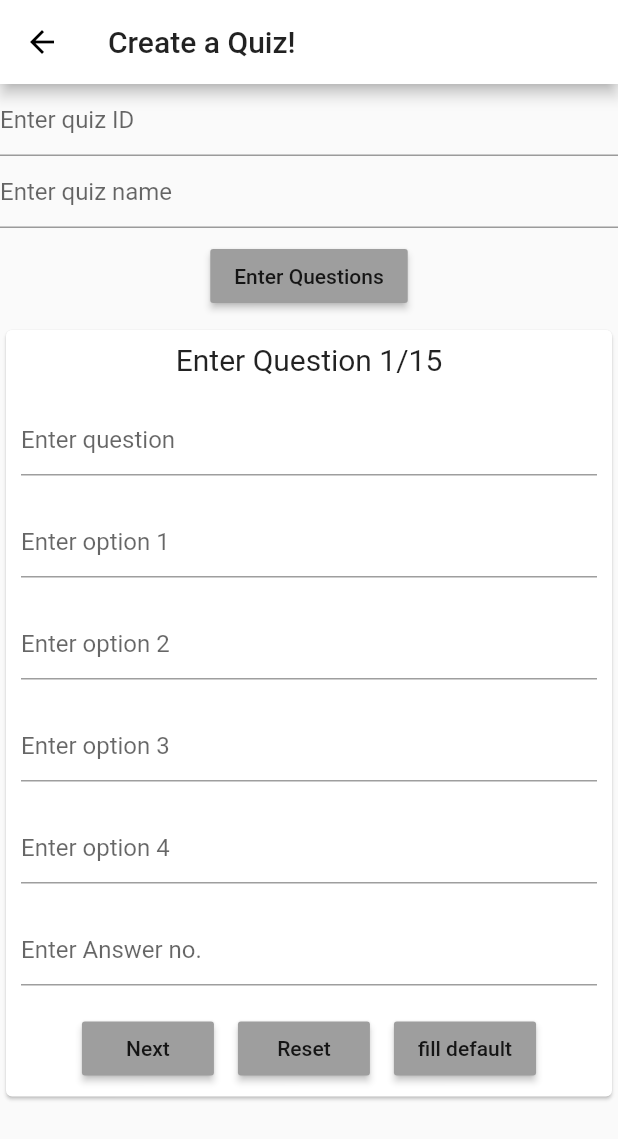
After one commit to garganmol111/GBL-Quiz, a Flutter app: the CreateQuizPage screen opened directly, after a tap on "Enter Questions", on a phone screen of 412 x 824 dp. The commit adds this screen. Shown: the top 1139 px of the screen. Run offline on Flutter 3.47's test engine with Material 2 defaults, Android fonts, the phone set to English and light mode, and no system bars.

Commit message:
changes on 05-04-19

```diff
--- a/lib/builddialog.dart
+++ b/lib/builddialog.dart
@@ -1,10 +1,14 @@
 import 'package:flutter/material.dart';
+import 'dart:convert';
+import 'jsonhandler.dart';
+import 'quizquestions.dart';
 
 class BuildDialog extends StatefulWidget {
-  BuildDialog({Key key, this.title, this.ID}) : super(key: key);
+  const BuildDialog({Key key, this.title, this.ID, this.quiz}) : super(key: key);
 
   final String title;
-  int ID;
+  final int ID;
+  final Quiz quiz;
 
   @override
   _BuildDialogState createState() => new _BuildDialogState();
@@ -12,6 +16,8 @@ class BuildDialog extends StatefulWidget {
 
 class _BuildDialogState extends State<BuildDialog>{
   int _radioValue = -1;
+
+  //JSONHandler jsonHandler = new JSONHandler();
 
   void _handleRadioValueChange(int value) {
     setState(() {
@@ -21,8 +27,14 @@ class _BuildDialogState extends State<BuildDialog>{
   @override
   Widget build(BuildContext context){
 
+    //Quiz quiz = jsonHandler.getData();
+
+    void checkAnswer() {
+      if(_radioValue == widget.quiz.questions[widget.ID].answer);
+    }
+
     return new SimpleDialog(
-      title: Text("Question"),
+      title: Text("Question ${widget.ID}"),
       children: <Widget>[
         Container(
           padding: EdgeInsets.all(12.0),
@@ -32,7 +44,7 @@ class _BuildDialogState extends State<BuildDialog>{
                   new Row(
                     //mainAxisAlignment: MainAxisAlignment.center,
                     children: <Widget>[
-                      Text("Question", style: TextStyle(fontSize: 14.0))
+                      Text(widget.quiz.questions[widget.ID].question, style: TextStyle(fontSize: 14.0)),
                     ],
                   ),
                   new Row(
@@ -40,7 +52,7 @@ class _BuildDialogState extends State<BuildDialog>{
                     children: <Widget>[
                       Expanded(
                         child: RadioListTile(
-                          title: const Text("Option 1", style: TextStyle(fontSize: 14.0)),
+                          title: Text(widget.quiz.questions[widget.ID].options[0], style: TextStyle(fontSize: 14.0)),
                           value: 0,
                           groupValue: _radioValue,
                           onChanged: (val) {_handleRadioValueChange(val);},
@@ -53,7 +65,7 @@ class _BuildDialogState extends State<BuildDialog>{
                     children: <Widget>[
                       Expanded(
                         child: RadioListTile(
-                          title: const Text("Option 2", style: TextStyle(fontSize: 14.0)),
+                          title: Text(widget.quiz.questions[widget.ID].options[1], style: TextStyle(fontSize: 14.0)),
                           value: 1,
                           groupValue: _radioValue,
                           onChanged: (val) {_handleRadioValueChange(val);},
@@ -66,7 +78,7 @@ class _BuildDialogState extends State<BuildDialog>{
                     children: <Widget>[
                       Expanded(
                         child: RadioListTile(
-                          title: const Text("Option 3", style: TextStyle(fontSize: 14.0)),
+                          title: Text(widget.quiz.questions[widget.ID].options[2], style: TextStyle(fontSize: 14.0)),
                           value: 2,
                           groupValue: _radioValue,
                           onChanged: (val) {_handleRadioValueChange(val);},
@@ -79,7 +91,7 @@ class _BuildDialogState extends State<BuildDialog>{
                     children: <Widget>[
                       Expanded(
                         child: RadioListTile(
-                          title: const Text("Option 4", style: TextStyle(fontSize: 14.0)),
+                          title: Text(widget.quiz.questions[widget.ID].options[3], style: TextStyle(fontSize: 14.0)),
                           value: 3,
                           groupValue: _radioValue,
                           onChanged: (val) {_handleRadioValueChange(val);},
@@ -92,7 +104,7 @@ class _BuildDialogState extends State<BuildDialog>{
                     children: <Widget>[
                       RaisedButton(
                         child: Text("Submit"),
-                        onPressed: (){},
+                        onPressed: checkAnswer,
                       )
                     ],
                   ),
@@ -102,5 +114,6 @@ class _BuildDialogState extends State<BuildDialog>{
       ],
     );
 
+
   }
 }
--- /dev/null
+++ b/lib/createquizpage.dart
@@ -0,0 +1,325 @@
+import 'package:flutter/material.dart';
+import 'jsonhandler.dart';
+import 'quizquestions.dart';
+import 'tambola.dart';
+
+class CreateQuizPage extends StatefulWidget {
+  const CreateQuizPage({Key key}) : super(key: key);
+
+  @override
+  _CreateQuizPageState createState() => _CreateQuizPageState();
+}
+
+int qID = 1;
+
+class _CreateQuizPageState extends State<CreateQuizPage> {
+  JSONHandler jsonFile = new JSONHandler();
+
+  //Text controllers for input fields
+  TextEditingController quizIDController = new TextEditingController();
+  TextEditingController quizNameController = new TextEditingController();
+  TextEditingController questionController = new TextEditingController();
+  TextEditingController op1Controller = new TextEditingController();
+  TextEditingController op2Controller = new TextEditingController();
+  TextEditingController op3Controller = new TextEditingController();
+  TextEditingController op4Controller = new TextEditingController();
+  TextEditingController answerController = new TextEditingController();
+
+  bool flag1 = false;
+
+  Quiz newQuiz;
+  List<Questions> questions = [];
+
+  @override
+  Widget build(BuildContext context) {
+    return Scaffold(
+      appBar: AppBar(
+        title: Text("Create a Quiz!"),
+      ),
+      body: SingleChildScrollView(
+        child: Container(
+          child: Column(
+            children: <Widget>[
+              Row(
+                children: <Widget>[
+                  Expanded(
+                    child: TextField(
+                      decoration: InputDecoration(hintText: "Enter quiz ID"),
+                      controller: quizIDController,
+                    ),
+                  )
+                ],
+              ),
+              Row(
+                children: <Widget>[
+                  Expanded(
+                    child: TextField(
+                      decoration: InputDecoration(hintText: "Enter quiz name"),
+                      controller: quizNameController,
+                    ),
+                  )
+                ],
+              ),
+              Row(
+                mainAxisAlignment: MainAxisAlignment.center,
+                children: <Widget>[
+                  Padding(
+                    padding: const EdgeInsets.all(8.0),
+                    child: RaisedButton(
+                      child: Text("Enter Questions"),
+                      onPressed: (){setState(() {
+                        flag1=true;
+                      });},
+                      color: Colors.grey,
+                    )
+                  )
+                ],
+              ),
+              Container(
+                child: returnCard(qID),
+              )
+            ],
+          ),
+        ),
+      ),
+    );
+  }
+
+  Widget returnCard(int id) {
+    if(flag1)
+      return Card(
+        child: SingleChildScrollView(
+          child: Column(
+            children: <Widget>[
+              Padding(
+                  padding: const EdgeInsets.all(8.0),
+                  child: Text("Enter Question $qID/15", style: TextStyle(fontSize: 20.0),),
+                ),
+              Padding(
+                padding: const EdgeInsets.all(10.0),
+                child: Row(
+                  children: <Widget>[
+                    Expanded(
+                      child: TextField(
+                        decoration: InputDecoration(hintText: "Enter question"),
+                        controller: questionController,
+                      ),
+                    )
+                  ],
+                ),
+              ),
+              Padding(
+                padding: const EdgeInsets.all(10.0),
+                child: Row(
+                  children: <Widget>[
+                    Expanded(
+                      child: TextField(
+                        decoration: InputDecoration(hintText: "Enter option 1"),
+                        controller: op1Controller,
+                      ),
+                    )
+                  ],
+                ),
+              ),
+              Padding(
+                padding: const EdgeInsets.all(10.0),
+                child: Row(
+                  children: <Widget>[
+                    Expanded(
+                      child: TextField(
+                        decoration: InputDecoration(hintText: "Enter option 2"),
+                        controller: op2Controller,
+                      ),
+                    )
+                  ],
+                ),
+              ),
+              Padding(
+                padding: const EdgeInsets.all(10.0),
+                child: Row(
+                  children: <Widget>[
+                    Expanded(
+                      child: TextField(
+                        decoration: InputDecoration(hintText: "Enter option 3"),
+                        controller: op3Controller,
+                      ),
+                    )
+                  ],
+                ),
+              ),
+              Padding(
+                padding: const EdgeInsets.all(10.0),
+                child: Row(
+                  children: <Widget>[
+                    Expanded(
+                      child: TextField(
+                        decoration: InputDecoration(hintText: "Enter option 4"),
+                        controller: op4Controller,
+                      ),
+                    )
+                  ],
+                ),
+              ),
+              Padding(
+                padding: const EdgeInsets.all(10.0),
+                child: Row(
+                  children: <Widget>[
+                    Expanded(
+                      child: TextField(
+                        decoration: InputDecoration(hintText: "Enter Answer no."),
+                        keyboardType: TextInputType.number,
+                        controller: answerController,
+                      ),
+                    )
+                  ],
+                ),
+              ),
+              Row(
+                mainAxisAlignment: MainAxisAlignment.center,
+                children: <Widget>[
+                  Padding(
+                    padding: const EdgeInsets.all(8.0),
+                    child: getButton()
+                  ),
+                  Padding(
+                    padding: const EdgeInsets.all(8.0),
+                    child: RaisedButton(
+                      color: Colors.grey,
+                      onPressed: reset,
+                      child: Text("Reset"),
+                    ),
+                  ),
+                  Padding(
+                    padding: const EdgeInsets.all(8.0),
+                    child: RaisedButton(
+                      color: Colors.grey,
+                      onPressed: def,
+                      child: Text("fill default"),
+                    ),
+                  ),
+                ],
+              )
+            ],
+          ),
+        ),
+      );
+    else  return Text("");
+  }
+
+  void def() {
+      questionController.text = "question $qID";
+      op1Controller.text = "op 1";
+      op2Controller.text = "op 2";
+      op3Controller.text = "op 3";
+      op4Controller.text = "op 4";
+      answerController.text = "2";
+      if(qID >= 15) submit();
+      onPressedNext();
+  }
+
+  RaisedButton getButton() {
+    if(qID >= 15) {
+      return RaisedButton(
+        child: Text("Submit"),
+        onPressed: submit,
+        color: Colors.grey,
+      );
+    }
+    else {
+      return RaisedButton(
+        child: Text("Next"),
+        onPressed: onPressedNext,
+        color: Colors.grey,
+      );
+    }
+  }
+
+  void submit() {
+    newQuiz = new Quiz(quizID: quizIDController.text, quizName: quizNameController.text, questions: questions);
+    //jsonFile.writeToFile(newQuiz);
+    //Navigator.of(context).pop();
+
+    Navigator.push(context, MaterialPageRoute(
+                      builder: (context) => TambolaTicket(quiz: newQuiz)
+    ));
+  }
+
+  void onPressedNext() {
+    setState(() {
+      Questions temp = new Questions(
+          qID: qID,
+          question: questionController.text,
+          options: [
+            op1Controller.text,
+            op2Controller.text,
+            op3Controller.text,
+            op4Controller.text
+          ],
+          answer: int.parse(answerController.text));
+      questions.add(temp);
+      qID++;
+      clearTextFieldsFromCard();
+    });
+  }
+
+  void clearTextFieldsFromCard() {
+      questionController.clear();
+      op1Controller.clear();
+      op2Controller.clear();
+      op3Controller.clear();
+      op4Controller.clear();
+      answerController.clear();
+  }
+
+  void reset() {
+    setState(() {
+      qID=1;
+      questions.clear();
+      clearTextFieldsFromCard();
+      quizIDController.clear();
+      quizNameController.clear();
+      flag1 = false;
+    });
+  }
+}
+
+
+
+
+
+// class CheckPage extends StatefulWidget {
+
+//   CheckPage();
+
+
+
+//   @override
+//   _CheckPageState createState() => _CheckPageState();
+// }
+
+// class _CheckPageState extends State<CheckPage> {
+
+//   JSONHandler handler;
+
+//   Quiz quiz;
+
+//   @override
+//   Widget build(BuildContext context) {
+//     setState(() {
+//       handler = new JSONHandler();
+//       quiz = handler.getData();
+//     });
+
+
+
+//     return Scaffold(
+//       appBar: AppBar(
+//         title: Text("check")
+//       ),
+//       body: Container(
+//         child: Text(handler.fileExists.toString()),
+//       ),
+//     );
+//   }
+
+// }
--- a/lib/generate_ticket.dart
+++ b/lib/generate_ticket.dart
@@ -1,7 +1,6 @@
 //https://stackoverflow.com/questions/3438456/complex-process-of-making-a-typical-housie-bingo-game-ticket
 import 'dart:core';
 import 'dart:math';
-import 'package:toaster_linear/toaster_linear.dart';
 
 List<List<int>> generateColumns() {
   List<List<int>> col = new List();
--- /dev/null
+++ b/lib/jsonhandler.dart
@@ -0,0 +1,52 @@
+import 'dart:io';
+import 'dart:convert';
+import 'package:path_provider/path_provider.dart';
+import 'quizquestions.dart';
+
+//class to handle all Quiz to JSON and vice-versa
+class JSONHandler {
+  File jsonFile;
+  Directory dir;
+  String fileName;
+  bool fileExists = false;
+  Map<String, dynamic> _fileContent;
+
+
+  JSONHandler({this.fileName = "quizJSONfile.json"}) {
+    getApplicationDocumentsDirectory().then((Directory directory) {
+      this.dir = directory;
+      print(directory);
+      this.jsonFile = new File(this.dir.path + "/" + this.fileName);
+      print(this.jsonFile);
+      fileExists = jsonFile.existsSync();
+      print(fileExists);
+      if (fileExists)
+        this._fileContent = jsonDecode(jsonFile.readAsStringSync());
+    });
+  }
+
+  //create new json
+  void createFile(Map<String, dynamic> content) {
+    JSONHandler();
+    jsonFile.writeAsStringSync(jsonEncode(content));
+  }
+
+  //write to JSON
+  void writeToFile(Quiz quiz) {
+    if (fileExists)
+      jsonFile.writeAsStringSync(jsonEncode(quiz.toJson()));
+    else {
+      createFile(quiz.toJson());
+    }
+    _fileContent = jsonDecode(jsonFile.readAsStringSync());
+  }
+
+  //read data from current JSON
+  Quiz getData() {
+    return Quiz.fromJson(_fileContent);
+  }
+
+  Map<String, dynamic> getFileContent() {
+    return _fileContent;
+  }
+}
--- a/lib/main.dart
+++ b/lib/main.dart
@@ -1,6 +1,6 @@
 import 'package:flutter/material.dart';
 import 'tambola.dart';
-import 'addquestion.dart';
+import 'createquizpage.dart';
 
 void main() => runApp(MyApp());
 
@@ -24,6 +24,7 @@ class HomePage extends StatefulWidget {
 
 class _HomePageState extends State<HomePage> {
 
+  //-----------------------
 
   @override
   Widget build(BuildContext context) {
@@ -62,11 +63,11 @@ class _HomePageState extends State<HomePage> {
                   color: Colors.grey,
                   onPressed: () {
                     Navigator.push(context, MaterialPageRoute(
-                      builder: (context) => AddQuestionPage()
+                      builder: (context) => CreateQuizPage()
                     ));
                   },
                   child: Text(
-                    "Add Questions",
+                    "Create a Quiz",
                     style: TextStyle(
                       color: Colors.white,
                       fontSize: 20.0,
--- a/lib/quizquestions.dart
+++ b/lib/quizquestions.dart
@@ -1,9 +1,76 @@
-class Question {
+class Quiz {
+  String quizID;
+  String quizName;
+  List<Questions> questions;
+
+  Quiz({this.quizID, this.quizName, this.questions});
+
+  Quiz.fromJson(Map<String, dynamic> json) {
+    quizID = json['quizID'];
+    quizName = json['quizName'];
+    if (json['quizQuestions'] != null) {
+      questions = new List<Questions>();
+      json['quizQuestions'].forEach((v) {
+        questions.add(new Questions.fromJson(v));
+      });
+    }
+  }
+
+  Map<String, dynamic> toJson() {
+    final Map<String, dynamic> data = new Map<String, dynamic>();
+    data['quizID'] = this.quizID;
+    data['quizName'] = this.quizName;
+    if (this.questions != null) {
+      data['questions'] =
+          this.questions.map((v) => v.toJson()).toList();
+    }
+    return data;
+  }
+
+  @override
+  String toString() {
+    String temp = (
+      "quizID: " + quizID +
+      "\nQuiz Name: " + quizName
+    );
+
+    questions.forEach((v) {
+      temp += v.toString();
+    });
+    return temp;
+  }
+}
+
+class Questions {
   int qID;
   String question;
   List<String> options;
   int answer;
 
-  Question({this.qID, this.question, this.options, this.answer});
+  Questions({this.qID, this.question, this.options, this.answer});
 
+  Questions.fromJson(Map<String, dynamic> json) {
+    qID = json['qID'];
+    question = json['question'];
+    options = json['options'].cast<String>();
+    answer = json['answer'];
+  }
+
+  Map<String, dynamic> toJson() {
+    final Map<String, dynamic> data = new Map<String, dynamic>();
+    data['qID'] = this.qID;
+    data['question'] = this.question;
+    data['options'] = this.options;
+    data['answer'] = this.answer;
+    return data;
+  }
+
+  @override
+  String toString() {
+    return (
+      "\nQuestion $qID: " + question +
+      "\nOptions: " + options[0] + " | " + options[1] + " | " + options[2] + " | " + options[3] + "." +
+      "\nAnswer: " + answer.toString()
+    );
+  }
 }
--- a/lib/tambola.dart
+++ b/lib/tambola.dart
@@ -3,12 +3,14 @@ import 'dart:math';
 import 'generate_ticket.dart';
 import 'gamebutton.dart';
 import 'builddialog.dart';
+import 'quizquestions.dart';
 
 class TambolaTicket extends StatefulWidget {
   final int rows;
   final int cols;
+  final Quiz quiz;
 
-  const TambolaTicket({Key key, this.rows: 9, this.cols: 3}) : super(key: key);
+  const TambolaTicket({Key key, this.rows: 9, this.cols: 3, this.quiz}) : super(key: key);
 
   @override
   _TambolaTicketState createState() => _TambolaTicketState();
@@ -96,6 +98,7 @@ class _TambolaTicketState extends State<TambolaTicket> {
       for(var j=0; j<widget.cols; j++) {
         int value = transpose(initialTicket)[i][j];
 
+        if(value!=0) {
           rowChildren.add(
             new GameButton(
               id: id,
@@ -107,6 +110,10 @@ class _TambolaTicketState extends State<TambolaTicket> {
           );
           id++;
         }
+        else {
+          rowChildren.add(Text(""));
+        }
+      }
       rows.add(new TableRow(children: rowChildren));
     }
     return rows;
@@ -114,21 +121,21 @@ class _TambolaTicketState extends State<TambolaTicket> {
 
   onButtonClicked(int value, int id) {
     setState(() {
-
+      showQuestion(id, widget.quiz);
       if(value == randomNumber) {
         if(isNumberPlaying(value)) {
-          showQuestion(id);
+          showQuestion(id, widget.quiz);
           resultText = resultText = Random.secure().nextBool() ? "Housie" : "Whoo";
           statusText = "Pull next number";
           crossedNumbers.add(value);
         } else {
           resultText = Random.secure().nextBool()
-              ? "You can't cheat machine code"
-              : "Nice try, but you don't have it on your ticket!";
+              ? "You can't cheat machine code id: $id"
+              : "Nice try, but you don't have it on your ticket! id: $id";
         }
       } else {
         resultText =
-            Random.secure().nextBool() ? "Missed, are u ok?" : "Try harder";
+            Random.secure().nextBool() ? "Missed, are u ok? id: $id" : "Try harder id: $id";
       }
     });
   }
@@ -161,7 +168,7 @@ class _TambolaTicketState extends State<TambolaTicket> {
   }
 
 
-  void showQuestion(int id) {
-    showDialog(context: _context, builder: (_)=>BuildDialog(ID: id));
+  void showQuestion(int id, Quiz quiz) {
+    showDialog(context: _context, builder: (_)=>BuildDialog(ID: id, quiz: quiz,));
   }
 }
--- a/pubspec.yaml
+++ b/pubspec.yaml
@@ -15,7 +15,8 @@ environment:
 dependencies:
   flutter:
     sdk: flutter
-  toaster_linear:
+  #toaster_linear:
+  path_provider: ^0.5.0+1
 
   # The following adds the Cupertino Icons font to your application.
   # Use with the CupertinoIcons class for iOS style icons.
@@ -24,6 +25,7 @@ dependencies:
 dev_dependencies:
   flutter_test:
     sdk: flutter
+
 
 
 # For information on the generic Dart part of this file, see the
```
Also changed, not shown: lib/addquestion.dart (deleted, +0 -27 lines). Lines whose indentation alone changed are shown as unchanged.
